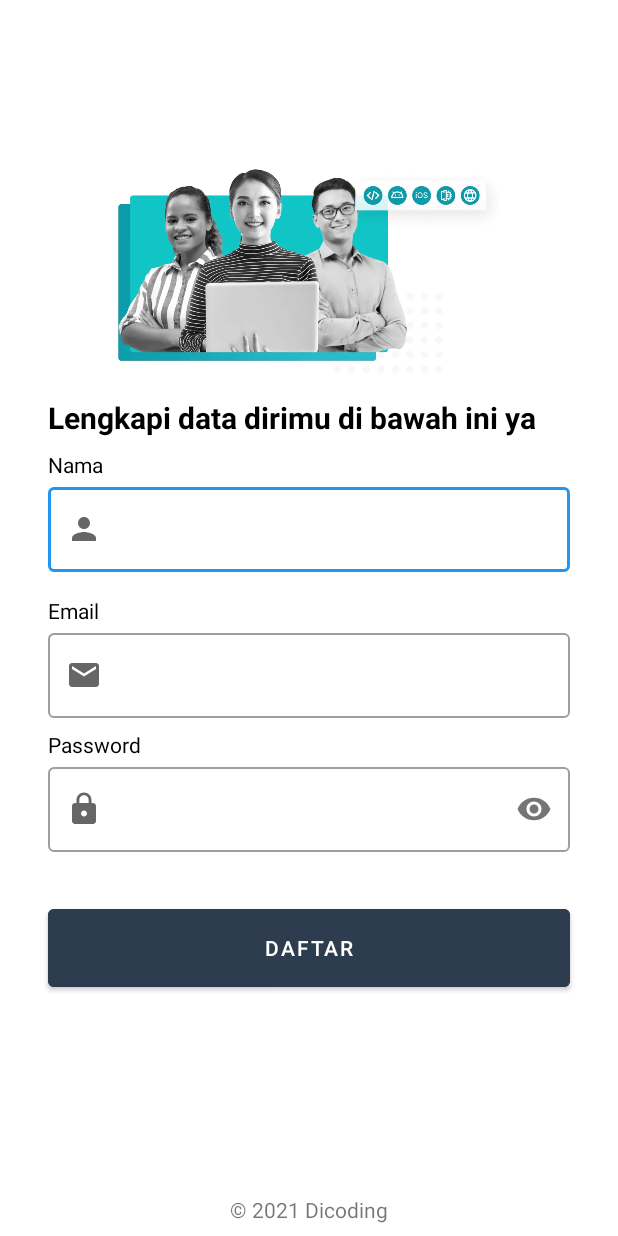
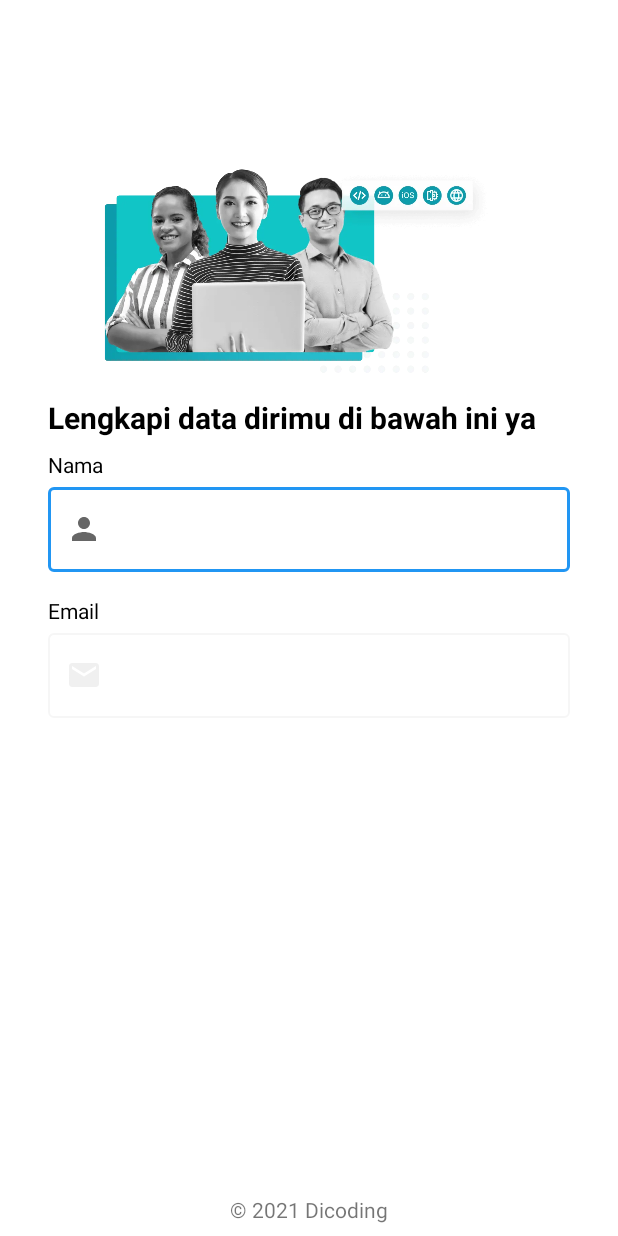
Before and after one commit to rivaldofez/exercise_android_intermediate, an Android app: the screen it shows after launch (SignupActivity), after a tap on "DAFTAR", on a phone screen of 412 x 824 dp. Run offline under Robolectric (Android 15) with nearby library versions, the phone set to English and light mode, and no system bars.

Commit message:
add animation on sign up view

```diff
--- a/PropertyAnimation/app/src/main/java/com/dicoding/picodiploma/loginwithanimation/view/signup/SignupActivity.kt
+++ b/PropertyAnimation/app/src/main/java/com/dicoding/picodiploma/loginwithanimation/view/signup/SignupActivity.kt
@@ -1,8 +1,11 @@
 package com.dicoding.picodiploma.loginwithanimation.view.signup
 
+import android.animation.AnimatorSet
+import android.animation.ObjectAnimator
 import android.content.Context
 import android.os.Build
 import android.os.Bundle
+import android.view.View
 import android.view.WindowInsets
 import android.view.WindowManager
 import androidx.appcompat.app.AlertDialog
@@ -30,6 +33,7 @@ class SignupActivity : AppCompatActivity() {
         setupView()
         setupViewModel()
         setupAction()
+        playAnimation()
     }
 
     private fun setupView() {
@@ -50,6 +54,38 @@ class SignupActivity : AppCompatActivity() {
             this,
             ViewModelFactory(UserPreference.getInstance(dataStore))
         )[SignupViewModel::class.java]
+    }
+
+    private fun playAnimation(){
+        ObjectAnimator.ofFloat(binding.imageView, View.TRANSLATION_X, -30f, 30f).apply {
+            duration = 6000
+            repeatCount = ObjectAnimator.INFINITE
+            repeatMode = ObjectAnimator.REVERSE
+        }.start()
+
+        val titleText = ObjectAnimator.ofFloat(binding.titleTextView, View.ALPHA, 1f).setDuration(500)
+        val signup = ObjectAnimator.ofFloat(binding.signupButton, View.ALPHA, 1f).setDuration(500)
+        val nameText = ObjectAnimator.ofFloat(binding.nameTextView, View.ALPHA, 1f).setDuration(500)
+        val nameEdit = ObjectAnimator.ofFloat(binding.nameEditTextLayout, View.ALPHA, 1f).setDuration(500)
+        val passwordText = ObjectAnimator.ofFloat(binding.passwordTextView, View.ALPHA, 1f).setDuration(500)
+        val passwordEdit = ObjectAnimator.ofFloat(binding.passwordEditTextLayout, View.ALPHA, 1f).setDuration(500)
+        val emailText = ObjectAnimator.ofFloat(binding.emailTextView, View.ALPHA, 1f).setDuration(500)
+        val emailEdit = ObjectAnimator.ofFloat(binding.emailEditTextLayout, View.ALPHA, 1f).setDuration(500)
+
+        AnimatorSet().apply {
+            playSequentially(
+                titleText,
+                nameText,
+                nameEdit,
+                emailText,
+                emailEdit,
+                passwordText,
+                passwordEdit,
+                signup
+            )
+            start()
+        }
+
     }
 
     private fun setupAction() {
--- a/PropertyAnimation/app/src/main/res/layout/activity_signup.xml
+++ b/PropertyAnimation/app/src/main/res/layout/activity_signup.xml
@@ -20,6 +20,7 @@
 
     <TextView
         android:id="@+id/titleTextView"
+        android:alpha="0"
         android:layout_width="0dp"
         android:layout_height="wrap_content"
         android:layout_marginStart="32dp"
@@ -36,6 +37,7 @@
 
     <TextView
         android:id="@+id/nameTextView"
+        android:alpha="0"
         android:layout_width="wrap_content"
         android:layout_height="wrap_content"
         android:layout_marginStart="32dp"
@@ -47,6 +49,7 @@
 
     <com.google.android.material.textfield.TextInputLayout
         android:id="@+id/nameEditTextLayout"
+        android:alpha="0"
         style="@style/Widget.MaterialComponents.TextInputLayout.OutlinedBox"
         android:layout_width="0dp"
         android:layout_height="wrap_content"
@@ -68,6 +71,7 @@
 
     <TextView
         android:id="@+id/emailTextView"
+        android:alpha="0"
         android:layout_width="wrap_content"
         android:layout_height="wrap_content"
         android:layout_marginStart="32dp"
@@ -79,6 +83,7 @@
 
     <com.google.android.material.textfield.TextInputLayout
         android:id="@+id/emailEditTextLayout"
+        android:alpha="0"
         style="@style/Widget.MaterialComponents.TextInputLayout.OutlinedBox"
         android:layout_width="0dp"
         android:layout_height="wrap_content"
@@ -99,6 +104,7 @@
 
     <TextView
         android:id="@+id/passwordTextView"
+        android:alpha="0"
         android:layout_width="wrap_content"
         android:layout_height="wrap_content"
         android:layout_marginStart="32dp"
@@ -110,6 +116,7 @@
 
     <com.google.android.material.textfield.TextInputLayout
         android:id="@+id/passwordEditTextLayout"
+        android:alpha="0"
         style="@style/Widget.MaterialComponents.TextInputLayout.OutlinedBox"
         android:layout_width="0dp"
         android:layout_height="wrap_content"
@@ -132,6 +139,7 @@
 
     <Button
         android:id="@+id/signupButton"
+        android:alpha="0"
         android:layout_width="0dp"
         android:layout_height="64dp"
         android:layout_marginStart="32dp"
```
